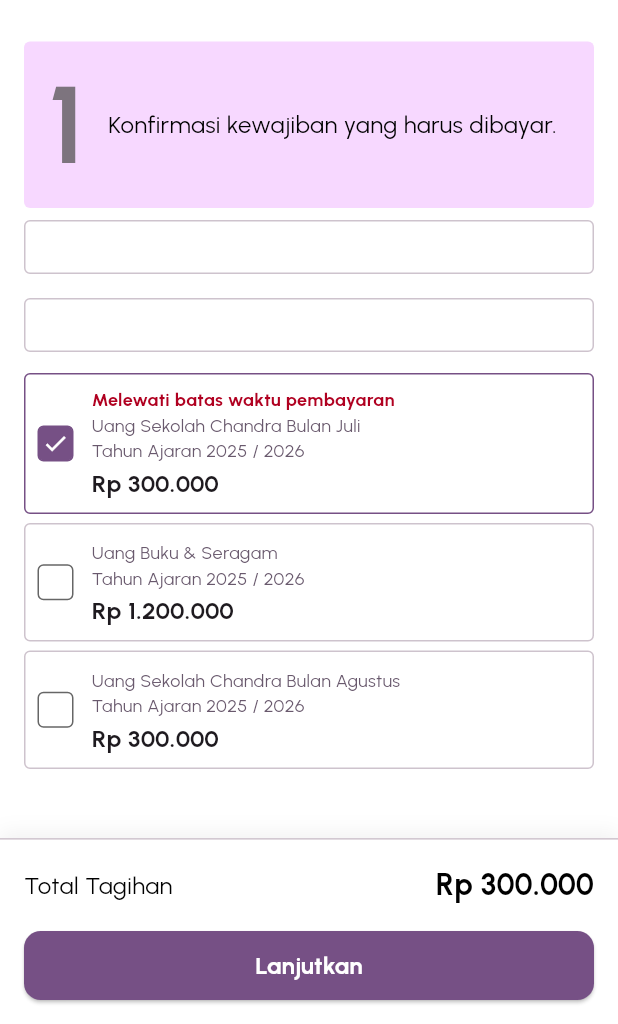
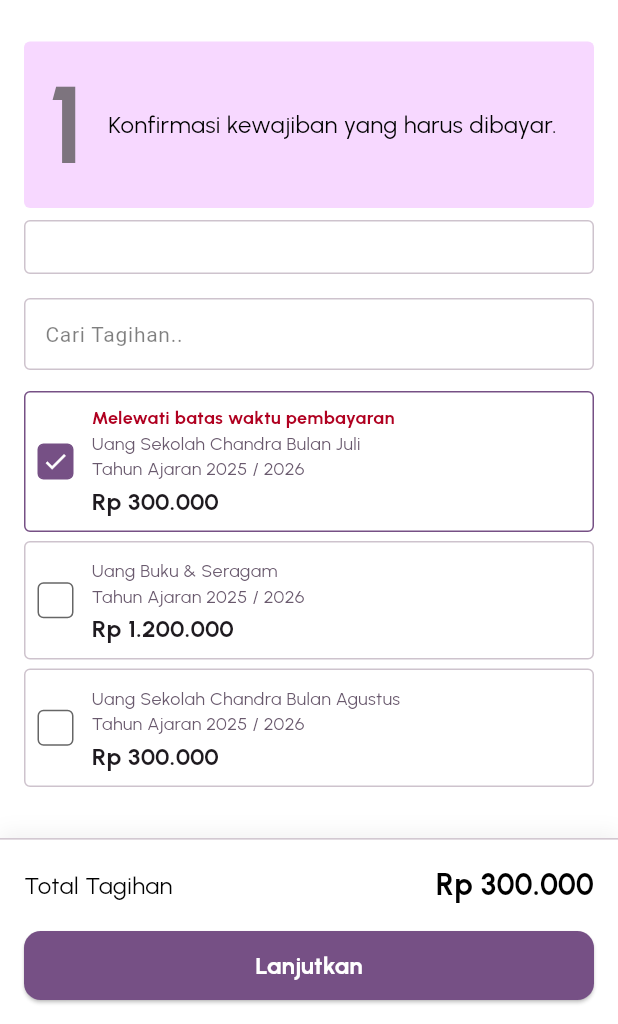
Before and after one commit to s1mpleBoy29/sekolahpro, a Flutter app: the BayarSatuScreen screen opened by its route, after a tap on "Melewati batas waktu pembayaran", on a phone screen of 412 x 824 dp, the part 212-1236 px from its top. Run offline on Flutter 3.47's test engine with Material 3 defaults, Android fonts, the phone set to English and light mode, and no system bars; our stand-ins replace cached_network_image, flutter_svg, lottie, lucide_icons, package_info_plus, shared_preferences; accounts and stored records are empty.

Commit message:
update-pembayaran

```diff
--- a/lib/presentation/pembayaran/bayarsatu.dart
+++ b/lib/presentation/pembayaran/bayarsatu.dart
@@ -15,7 +15,9 @@ class BayarSatuScreen extends StatefulWidget {
 }
 
 class _BayarSatuState extends State<BayarSatuScreen> {
-  final List<Map<String, dynamic>> _dueItems = [
+  final TextEditingController _searchController = TextEditingController();
+
+  final List<Map<String, dynamic>> _allDueItems = [
     {
       "id": 1,
       "isOverdue": true,
@@ -40,23 +42,54 @@ class _BayarSatuState extends State<BayarSatuScreen> {
     }
   ];
 
-  final Set<int> _selectedCardIndices = {}; // Default no selection
+  List<Map<String, dynamic>> _filteredDueItems = [];
+  final Set<int> _selectedItemIds = {};
 
-  void _toggleCardSelection(int index) {
+  @override
+  void initState() {
+    super.initState();
+    _filteredDueItems = _allDueItems;
+    // Listener input user
+    _searchController.addListener(_filterDueItems);
+  }
+
+  @override
+  void dispose() {
+    _searchController.removeListener(_filterDueItems);
+    _searchController.dispose();
+    super.dispose();
+  }
+
+  // Filter untuk cari tagihan
+  void _filterDueItems() {
+    final query = _searchController.text.toLowerCase();
     setState(() {
-      if (_selectedCardIndices.contains(index)) {
-        _selectedCardIndices.remove(index);
+      _filteredDueItems = _allDueItems.where((item) {
+        final description = item['deskripsi'].toString().toLowerCase();
+        return description.contains(query);
+      }).toList();
+    });
+  }
+
+  // Toggle seleksi untuk due card
+  void _toggleCardSelection(int itemId) {
+    setState(() {
+      if (_selectedItemIds.contains(itemId)) {
+        _selectedItemIds.remove(itemId);
       } else {
-        _selectedCardIndices.add(index);
+        _selectedItemIds.add(itemId);
       }
     });
   }
 
-  // Calculates the total amount of selected items.
+  // Menghitung total dari item yang dipilih
   int _calculateTotal() {
     int total = 0;
-    for (int index in _selectedCardIndices) {
-      total += _dueItems[index]['amount'] as int;
+    // Pengulangan untuk kepastian perhitungan
+    for (var item in _allDueItems) {
+      if (_selectedItemIds.contains(item['id'])) {
+        total += item['amount'] as int;
+      }
     }
     return total;
   }
@@ -89,20 +122,22 @@ class _BayarSatuState extends State<BayarSatuScreen> {
                     number: '1',
                     teksInstruksi: 'Konfirmasi kewajiban yang harus dibayar.',
                   ),
-                  const SearchCard(),
+                  // Controller untuk pencarian tagihan
                   const DropdownCard(),
+                  SearchCard(controller: _searchController),
                   ListView.builder(
                     shrinkWrap: true,
                     physics: const NeverScrollableScrollPhysics(),
-                    itemCount: _dueItems.length,
+                    itemCount: _filteredDueItems.length,
                     itemBuilder: (context, index) {
-                      final item = _dueItems[index];
+                      final item = _filteredDueItems[index];
+                      final itemId = item['id'] as int;
                       return DueCard(
                         isOverdue: item['isOverdue'],
                         harga: numberFormat('rp_fixed', item['amount']),
                         deskripsi: item['deskripsi'],
-                        isSelected: _selectedCardIndices.contains(index),
-                        onTap: () => _toggleCardSelection(index),
+                        isSelected: _selectedItemIds.contains(itemId),
+                        onTap: () => _toggleCardSelection(itemId),
                       );
                     },
                   ),
--- a/lib/presentation/pembayaran/widgets/search_card.dart
+++ b/lib/presentation/pembayaran/widgets/search_card.dart
@@ -2,17 +2,49 @@ import 'package:flutter/material.dart';
 import 'package:guardian_app/core/app_export.dart';
 
 class SearchCard extends StatelessWidget {
-  const SearchCard({super.key});
+  final TextEditingController controller;
+  final String hintText;
+  final ValueChanged<String>? onChanged;
+
+  const SearchCard({
+    super.key,
+    required this.controller,
+    this.hintText = 'Cari Tagihan..',
+    this.onChanged,
+  });
 
   @override
   Widget build(BuildContext context) {
     return Container(
-      height: 36.0,
-      padding: const EdgeInsets.all(12.0),
-      margin: const EdgeInsets.only(top: 8, bottom: 8),
-      decoration: BoxDecoration(
-        border: Border.all(color: theme.colorScheme.outlineVariant),
-        borderRadius: BorderRadius.circular(4),
+      margin: const EdgeInsets.symmetric(vertical: 8.0),
+      child: TextField(
+        controller: controller,
+        onChanged: onChanged,
+        textAlign: TextAlign.start,
+        decoration: InputDecoration(
+          hintText: hintText,
+          hintStyle: TextStyle(
+            fontSize: 14.0,
+            color: theme.colorScheme.onSurface.withOpacity(0.5),
+          ),
+          filled: true,
+          fillColor: theme.colorScheme.surface,
+          contentPadding:
+              const EdgeInsets.symmetric(vertical: 10.0, horizontal: 10.0),
+          border: OutlineInputBorder(
+            borderRadius: BorderRadius.circular(4.0),
+            borderSide: BorderSide(color: theme.colorScheme.outlineVariant),
+          ),
+          enabledBorder: OutlineInputBorder(
+            borderRadius: BorderRadius.circular(4.0),
+            borderSide: BorderSide(color: theme.colorScheme.outlineVariant),
+          ),
+          focusedBorder: OutlineInputBorder(
+            borderRadius: BorderRadius.circular(4.0),
+            borderSide:
+                BorderSide(color: theme.colorScheme.primary, width: 1.5),
+          ),
+        ),
       ),
     );
   }
```
